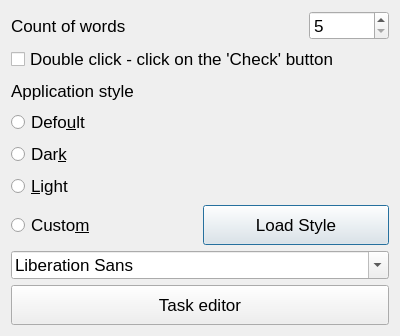
The window that Translate/settingsform.ui (gagikpog/TestAndTranslate) describes before a commit, drawn with Qt 5.
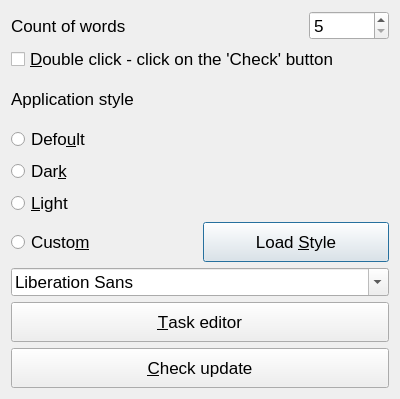
The same window after the commit.

```diff
--- a/Translate/settingsform.ui
+++ b/Translate/settingsform.ui
@@ -7,7 +7,7 @@
     <x>0</x>
     <y>0</y>
     <width>400</width>
-    <height>336</height>
+    <height>399</height>
    </rect>
   </property>
   <property name="maximumSize">
@@ -27,7 +27,7 @@
   <property name="styleSheet">
    <string notr="true"/>
   </property>
-  <layout class="QVBoxLayout" name="verticalLayout_4">
+  <layout class="QVBoxLayout" name="verticalLayout_2">
    <item>
     <layout class="QHBoxLayout" name="horizontalLayout_2">
      <item>
@@ -67,7 +67,7 @@
       <bool>true</bool>
      </property>
      <property name="text">
-      <string>Double click - click on the 'Check' button</string>
+      <string>&amp;Double click - click on the 'Check' button</string>
      </property>
     </widget>
    </item>
@@ -145,7 +145,7 @@
             </size>
            </property>
            <property name="text">
-            <string>Load Style</string>
+            <string>Load &amp;Style</string>
            </property>
           </widget>
          </item>
@@ -155,8 +155,6 @@
      </item>
     </layout>
    </item>
-   <item>
-    <layout class="QVBoxLayout" name="verticalLayout_2">
      <item>
       <widget class="QFontComboBox" name="fontComboBox"/>
      </item>
@@ -169,11 +167,22 @@
         </size>
        </property>
        <property name="text">
-        <string>Task editor</string>
+      <string>&amp;Task editor</string>
        </property>
       </widget>
      </item>
-    </layout>
+   <item>
+    <widget class="QPushButton" name="btnUpdate">
+     <property name="minimumSize">
+      <size>
+       <width>150</width>
+       <height>40</height>
+      </size>
+     </property>
+     <property name="text">
+      <string>&amp;Check update</string>
+     </property>
+    </widget>
    </item>
   </layout>
  </widget>
```
Lines whose indentation alone changed are shown as unchanged.
